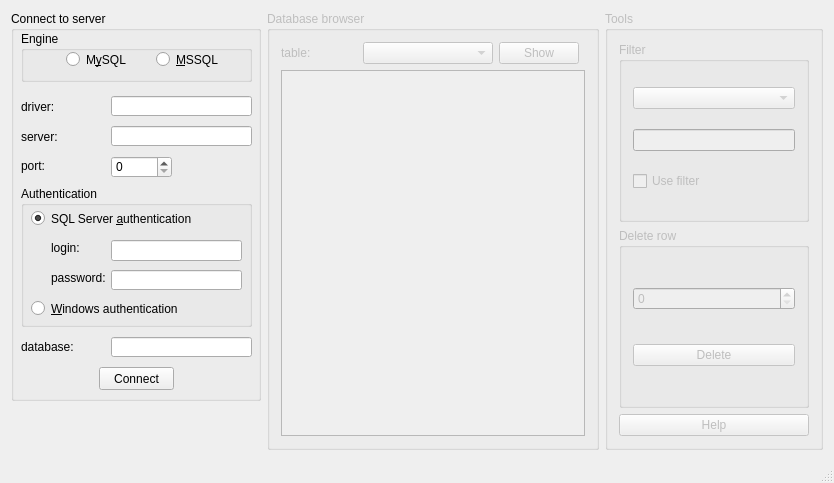
inimitab1e/SchoolFormQT, file src/mainwindow.ui: the form before one commit.
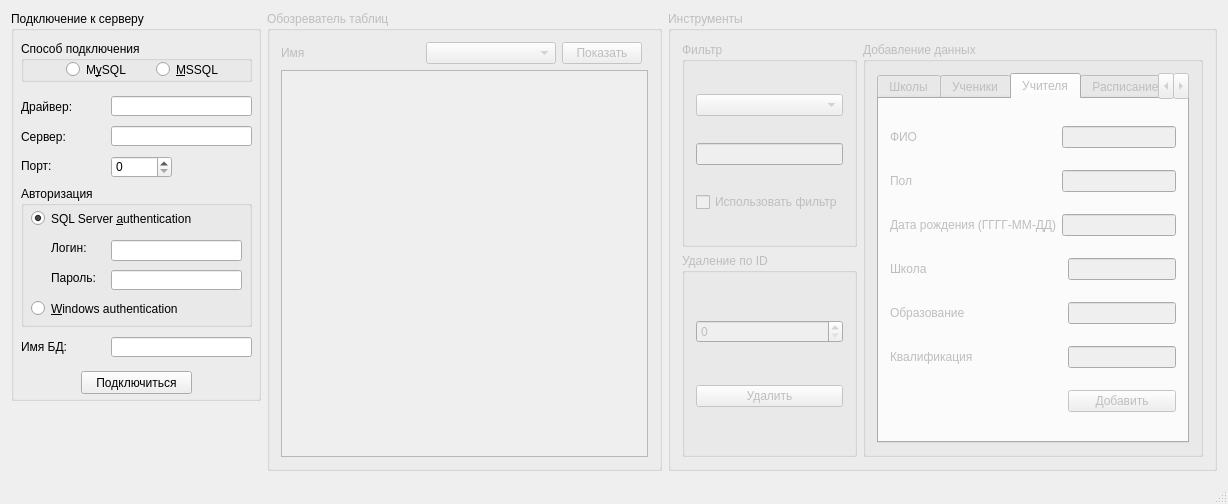
The form after the commit. The open tabs and pages were chosen to show the change. Icons and pictures are not drawn.

Commit message: Add info (only interface)

```diff
--- a/src/mainwindow.ui
+++ b/src/mainwindow.ui
@@ -6,8 +6,8 @@
    <rect>
     <x>0</x>
     <y>0</y>
-    <width>834</width>
-    <height>483</height>
+    <width>1228</width>
+    <height>504</height>
    </rect>
   </property>
   <property name="sizePolicy">
@@ -54,7 +54,7 @@
          </font>
         </property>
         <property name="title">
-         <string>Connect to server</string>
+         <string>Подключение к серверу</string>
         </property>
         <property name="flat">
          <bool>false</bool>
@@ -72,7 +72,7 @@
           </rect>
          </property>
          <property name="title">
-          <string>Authentication</string>
+          <string>Авторизация</string>
          </property>
          <widget class="QLineEdit" name="lineEdit_login">
           <property name="enabled">
@@ -163,7 +163,7 @@
            </rect>
           </property>
           <property name="text">
-           <string>login:</string>
+           <string>Логин:</string>
           </property>
          </widget>
          <widget class="QLabel" name="label_2">
@@ -176,21 +176,21 @@
            </rect>
           </property>
           <property name="text">
-           <string>password:</string>
+           <string>Пароль:</string>
           </property>
          </widget>
         </widget>
         <widget class="QPushButton" name="button_connect">
          <property name="geometry">
           <rect>
-           <x>88</x>
-           <y>356</y>
-           <width>75</width>
+           <x>70</x>
+           <y>360</y>
+           <width>111</width>
            <height>23</height>
           </rect>
          </property>
          <property name="text">
-          <string>Connect</string>
+          <string>Подключиться</string>
          </property>
          <property name="autoDefault">
           <bool>true</bool>
@@ -206,7 +206,7 @@
           </rect>
          </property>
          <property name="text">
-          <string>server:</string>
+          <string>Сервер:</string>
          </property>
         </widget>
         <widget class="QLineEdit" name="lineEdit_server_address">
@@ -245,7 +245,7 @@
           </rect>
          </property>
          <property name="text">
-          <string>database:</string>
+          <string>Имя БД:</string>
          </property>
         </widget>
         <widget class="QLabel" name="label_6">
@@ -258,7 +258,7 @@
           </rect>
          </property>
          <property name="text">
-          <string>port:</string>
+          <string>Порт:</string>
          </property>
         </widget>
         <widget class="QSpinBox" name="spinBox_server_port">
@@ -290,7 +290,7 @@
           </rect>
          </property>
          <property name="text">
-          <string>driver:</string>
+          <string>Драйвер:</string>
          </property>
         </widget>
         <widget class="QLineEdit" name="lineEdit_driver">
@@ -313,13 +313,13 @@
          <property name="geometry">
           <rect>
            <x>10</x>
-           <y>20</y>
+           <y>30</y>
            <width>231</width>
-           <height>51</height>
+           <height>41</height>
           </rect>
          </property>
          <property name="title">
-          <string>Engine</string>
+          <string>Способ подключения</string>
          </property>
          <widget class="QRadioButton" name="radio_mssql">
           <property name="geometry">
@@ -383,13 +383,13 @@
        </size>
       </property>
       <property name="title">
-       <string>Database browser</string>
+       <string>Обозреватель таблиц</string>
       </property>
       <layout class="QGridLayout" name="gridLayout_2">
        <item row="0" column="3">
         <widget class="QPushButton" name="button_show_table">
          <property name="text">
-          <string>Show</string>
+          <string>Показать</string>
          </property>
          <property name="autoDefault">
           <bool>true</bool>
@@ -452,7 +452,7 @@
           </sizepolicy>
          </property>
          <property name="text">
-          <string>table:</string>
+          <string>Имя</string>
          </property>
         </widget>
        </item>
@@ -478,57 +478,384 @@
        <bool>false</bool>
       </property>
       <property name="title">
-       <string>Tools</string>
+       <string>Инструменты</string>
       </property>
-      <layout class="QVBoxLayout" name="verticalLayout">
+      <layout class="QHBoxLayout" name="horizontalLayout">
        <item>
-        <widget class="QGroupBox" name="groupBox_table_filter">
-         <property name="title">
-          <string>Filter</string>
-         </property>
-         <layout class="QVBoxLayout" name="verticalLayout_3">
-          <item>
-           <widget class="QComboBox" name="comboBox_table_filter"/>
-          </item>
-          <item>
-           <widget class="QLineEdit" name="lineEdit_filter"/>
-          </item>
-          <item>
-           <widget class="QCheckBox" name="checkBox_filter">
-            <property name="text">
-             <string>Use filter</string>
-            </property>
-           </widget>
-          </item>
-         </layout>
-        </widget>
+        <layout class="QVBoxLayout" name="verticalLayout">
+         <item>
+          <widget class="QGroupBox" name="groupBox_table_filter">
+           <property name="title">
+            <string>Фильтр</string>
+           </property>
+           <layout class="QVBoxLayout" name="verticalLayout_3">
+            <item>
+             <widget class="QComboBox" name="comboBox_table_filter"/>
+            </item>
+            <item>
+             <widget class="QLineEdit" name="lineEdit_filter"/>
+            </item>
+            <item>
+             <widget class="QCheckBox" name="checkBox_filter">
+              <property name="text">
+               <string>Использовать фильтр</string>
+              </property>
+             </widget>
+            </item>
+           </layout>
+          </widget>
+         </item>
+         <item>
+          <widget class="QGroupBox" name="groupBox_2">
+           <property name="title">
+            <string>Удаление по ID</string>
+           </property>
+           <layout class="QVBoxLayout" name="verticalLayout_4">
+            <item>
+             <widget class="QSpinBox" name="spinBox_deleteRow"/>
+            </item>
+            <item>
+             <widget class="QPushButton" name="button_deleteRow">
+              <property name="text">
+               <string>Удалить</string>
+              </property>
+             </widget>
+            </item>
+           </layout>
+          </widget>
+         </item>
+        </layout>
        </item>
        <item>
-        <widget class="QGroupBox" name="groupBox_2">
+        <widget class="QGroupBox" name="groupBox_addinfo">
          <property name="title">
-          <string>Delete row</string>
+          <string>Добавление данных</string>
          </property>
-         <layout class="QVBoxLayout" name="verticalLayout_4">
+         <layout class="QVBoxLayout" name="verticalLayout_5">
           <item>
-           <widget class="QSpinBox" name="spinBox_deleteRow"/>
-          </item>
-          <item>
-           <widget class="QPushButton" name="button_deleteRow">
-            <property name="text">
-             <string>Delete</string>
+           <widget class="QTabWidget" name="tabWidget_addinfo">
+            <property name="currentIndex">
+             <number>5</number>
             </property>
+            <widget class="QWidget" name="tp_school">
+             <attribute name="title">
+              <string>Школы</string>
+             </attribute>
+             <layout class="QGridLayout" name="gridLayout">
+              <item row="0" column="0">
+               <widget class="QLabel" name="label_7">
+                <property name="text">
+                 <string>Название</string>
+                </property>
+               </widget>
+              </item>
+              <item row="0" column="1" colspan="2">
+               <widget class="QLineEdit" name="lineEdit"/>
+              </item>
+              <item row="1" column="0">
+               <widget class="QLabel" name="label_8">
+                <property name="text">
+                 <string>Адрес</string>
+                </property>
+               </widget>
+              </item>
+              <item row="1" column="1" colspan="2">
+               <widget class="QLineEdit" name="lineEdit_2"/>
+              </item>
+              <item row="2" column="2">
+               <widget class="QLineEdit" name="lineEdit_3"/>
+              </item>
+              <item row="3" column="2">
+               <widget class="QPushButton" name="pushButton">
+                <property name="text">
+                 <string>Добавить</string>
+                </property>
+               </widget>
+              </item>
+              <item row="2" column="0" colspan="2">
+               <widget class="QLabel" name="label_10">
+                <property name="text">
+                 <string>Дата основания(ГГГГ-ММ-ДД)</string>
+                </property>
+               </widget>
+              </item>
+             </layout>
+            </widget>
+            <widget class="QWidget" name="tp_student">
+             <attribute name="title">
+              <string>Ученики</string>
+             </attribute>
+             <layout class="QGridLayout" name="gridLayout_3">
+              <item row="0" column="0">
+               <widget class="QLabel" name="label_11">
+                <property name="text">
+                 <string>ФИО</string>
+                </property>
+               </widget>
+              </item>
+              <item row="0" column="1">
+               <widget class="QLineEdit" name="lineEdit_4"/>
+              </item>
+              <item row="1" column="0">
+               <widget class="QLabel" name="label_12">
+                <property name="text">
+                 <string>Пол</string>
+                </property>
+               </widget>
+              </item>
+              <item row="1" column="1">
+               <widget class="QLineEdit" name="lineEdit_5"/>
+              </item>
+              <item row="2" column="0">
+               <widget class="QLabel" name="label_13">
+                <property name="text">
+                 <string>Дата рождения (ГГГГ-ММ-ДД)</string>
+                </property>
+               </widget>
+              </item>
+              <item row="2" column="1">
+               <widget class="QLineEdit" name="lineEdit_6"/>
+              </item>
+              <item row="3" column="0">
+               <widget class="QLabel" name="label_14">
+                <property name="text">
+                 <string>Школа</string>
+                </property>
+               </widget>
+              </item>
+              <item row="3" column="1">
+               <widget class="QLineEdit" name="lineEdit_7"/>
+              </item>
+              <item row="4" column="0">
+               <widget class="QLabel" name="label_15">
+                <property name="text">
+                 <string>Класс</string>
+                </property>
+               </widget>
+              </item>
+              <item row="4" column="1">
+               <widget class="QLineEdit" name="lineEdit_8"/>
+              </item>
+              <item row="5" column="1">
+               <widget class="QPushButton" name="pushButton_2">
+                <property name="text">
+                 <string>Добавить</string>
+                </property>
+               </widget>
+              </item>
+             </layout>
+            </widget>
+            <widget class="QWidget" name="tp_teacher">
+             <attribute name="title">
+              <string>Учителя</string>
+             </attribute>
+             <layout class="QGridLayout" name="gridLayout_4">
+              <item row="0" column="0">
+               <widget class="QLabel" name="label_16">
+                <property name="text">
+                 <string>ФИО</string>
+                </property>
+               </widget>
+              </item>
+              <item row="0" column="1" colspan="2">
+               <widget class="QLineEdit" name="lineEdit_9"/>
+              </item>
+              <item row="1" column="0">
+               <widget class="QLabel" name="label_17">
+                <property name="text">
+                 <string>Пол</string>
+                </property>
+               </widget>
+              </item>
+              <item row="1" column="1" colspan="2">
+               <widget class="QLineEdit" name="lineEdit_10"/>
+              </item>
+              <item row="2" column="0">
+               <widget class="QLabel" name="label_18">
+                <property name="text">
+                 <string>Дата рождения (ГГГГ-ММ-ДД)</string>
+                </property>
+               </widget>
+              </item>
+              <item row="2" column="1" colspan="2">
+               <widget class="QLineEdit" name="lineEdit_11"/>
+              </item>
+              <item row="3" column="0">
+               <widget class="QLabel" name="label_19">
+                <property name="text">
+                 <string>Школа</string>
+                </property>
+               </widget>
+              </item>
+              <item row="3" column="2">
+               <widget class="QLineEdit" name="lineEdit_12"/>
+              </item>
+              <item row="4" column="0" colspan="2">
+               <widget class="QLabel" name="label_20">
+                <property name="text">
+                 <string>Образование</string>
+                </property>
+               </widget>
+              </item>
+              <item row="4" column="2">
+               <widget class="QLineEdit" name="lineEdit_13"/>
+              </item>
+              <item row="5" column="0" colspan="2">
+               <widget class="QLabel" name="label_21">
+                <property name="text">
+                 <string>Квалификация</string>
+                </property>
+               </widget>
+              </item>
+              <item row="5" column="2">
+               <widget class="QLineEdit" name="lineEdit_14"/>
+              </item>
+              <item row="6" column="2">
+               <widget class="QPushButton" name="pushButton_3">
+                <property name="text">
+                 <string>Добавить</string>
+                </property>
+               </widget>
+              </item>
+             </layout>
+            </widget>
+            <widget class="QWidget" name="tp_timetable">
+             <attribute name="title">
+              <string>Расписание</string>
+             </attribute>
+             <layout class="QGridLayout" name="gridLayout_5">
+              <item row="0" column="0">
+               <widget class="QLabel" name="label_22">
+                <property name="text">
+                 <string>Школа</string>
+                </property>
+               </widget>
+              </item>
+              <item row="0" column="1">
+               <widget class="QLineEdit" name="lineEdit_15"/>
+              </item>
+              <item row="1" column="0">
+               <widget class="QLabel" name="label_23">
+                <property name="text">
+                 <string>День недели</string>
+                </property>
+               </widget>
+              </item>
+              <item row="1" column="1">
+               <widget class="QLineEdit" name="lineEdit_16"/>
+              </item>
+              <item row="2" column="0">
+               <widget class="QLabel" name="label_24">
+                <property name="text">
+                 <string>Класс</string>
+                </property>
+               </widget>
+              </item>
+              <item row="2" column="1">
+               <widget class="QLineEdit" name="lineEdit_17"/>
+              </item>
+              <item row="3" column="0">
+               <widget class="QLabel" name="label_25">
+                <property name="text">
+                 <string>Предмет</string>
+                </property>
+               </widget>
+              </item>
+              <item row="3" column="1">
+               <widget class="QLineEdit" name="lineEdit_18"/>
+              </item>
+              <item row="4" column="0">
+               <widget class="QLabel" name="label_26">
+                <property name="text">
+                 <string>Учитель</string>
+                </property>
+               </widget>
+              </item>
+              <item row="4" column="1">
+               <widget class="QLineEdit" name="lineEdit_19"/>
+              </item>
+              <item row="5" column="1">
+               <widget class="QPushButton" name="pushButton_4">
+                <property name="text">
+                 <string>Добавить</string>
+                </property>
+               </widget>
+              </item>
+             </layout>
+            </widget>
+            <widget class="QWidget" name="tp_teacherandschool">
+             <attribute name="title">
+              <string>Учитель и школа</string>
+             </attribute>
+             <layout class="QGridLayout" name="gridLayout_6">
+              <item row="0" column="0">
+               <widget class="QLabel" name="label_27">
+                <property name="text">
+                 <string>ФИО</string>
+                </property>
+               </widget>
+              </item>
+              <item row="0" column="1">
+               <widget class="QLineEdit" name="lineEdit_20"/>
+              </item>
+              <item row="1" column="0">
+               <widget class="QLabel" name="label_28">
+                <property name="text">
+                 <string>Название школы</string>
+                </property>
+               </widget>
+              </item>
+              <item row="1" column="1">
+               <widget class="QLineEdit" name="lineEdit_21"/>
+              </item>
+              <item row="2" column="0" colspan="2">
+               <widget class="QPushButton" name="pushButton_5">
+                <property name="text">
+                 <string>Добавить</string>
+                </property>
+               </widget>
+              </item>
+             </layout>
+            </widget>
+            <widget class="QWidget" name="tp_teacherandsubject">
+             <attribute name="title">
+              <string>Учитель и предмет</string>
+             </attribute>
+             <layout class="QGridLayout" name="gridLayout_7">
+              <item row="0" column="0">
+               <widget class="QLabel" name="label_29">
+                <property name="text">
+                 <string>ФИО</string>
+                </property>
+               </widget>
+              </item>
+              <item row="0" column="1">
+               <widget class="QLineEdit" name="lineEdit_22"/>
+              </item>
+              <item row="1" column="0">
+               <widget class="QLabel" name="label_30">
+                <property name="text">
+                 <string>Название предмета</string>
+                </property>
+               </widget>
+              </item>
+              <item row="1" column="1">
+               <widget class="QLineEdit" name="lineEdit_23"/>
+              </item>
+              <item row="2" column="1">
+               <widget class="QPushButton" name="pushButton_6">
+                <property name="text">
+                 <string>Добавить</string>
+                </property>
+               </widget>
+              </item>
+             </layout>
+            </widget>
            </widget>
           </item>
          </layout>
         </widget>
        </item>
-       <item>
-        <widget class="QPushButton" name="button_filterhelp">
-         <property name="text">
-          <string>Help</string>
-         </property>
-        </widget>
-       </item>
       </layout>
      </widget>
     </item>
```
The commit also changes 2 other files.
